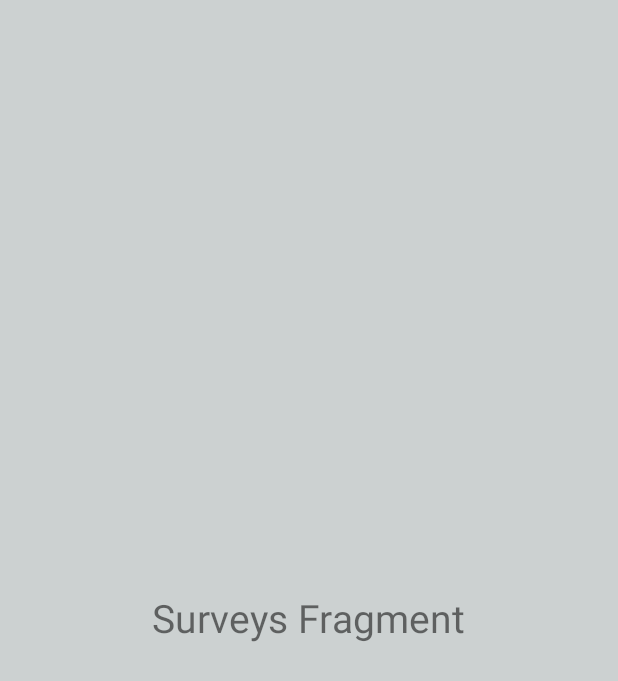
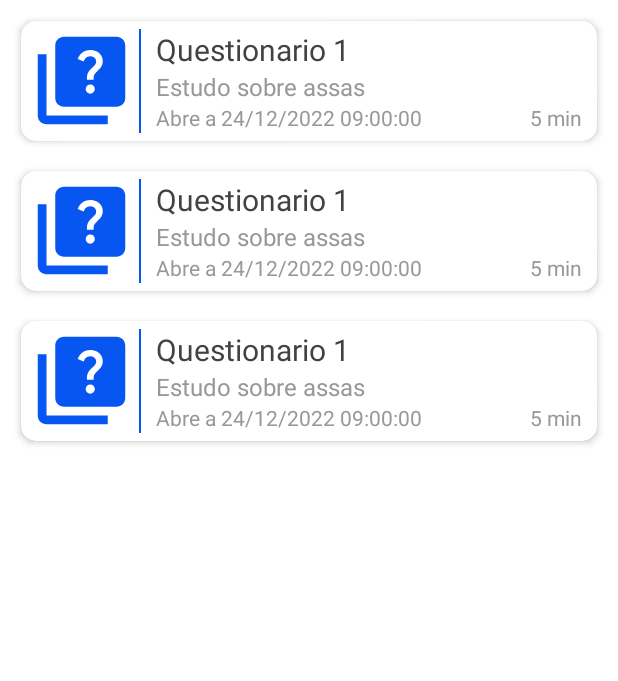
Before and after one commit to diogopereira00/UMAIA_Movesense, an Android app: the layout fragment_surveys.xml on its own in the app's theme, with its tools: preview values and no code run, on a phone screen of 412 x 824 dp. Shown: the top 681 px of the screen. Run offline under Robolectric (Android 15) with nearby library versions, the phone set to English and light mode, and no system bars.

```diff
--- a/android/movesense-app/app/src/main/java/com/umaia/movesense/GlobalClass.kt
+++ b/android/movesense-app/app/src/main/java/com/umaia/movesense/GlobalClass.kt
@@ -29,6 +29,7 @@ class GlobalClass : Application() {
     var isHRActivated : Boolean = false
     var isTempActivated : Boolean = false
     var isImuActivated : Boolean = false
+    var isLiveDataActivated : Boolean = false
 
     var userID = ""
     var authToken = ""
--- a/android/movesense-app/app/src/main/java/com/umaia/movesense/SplashScreenActivity.kt
+++ b/android/movesense-app/app/src/main/java/com/umaia/movesense/SplashScreenActivity.kt
@@ -48,6 +48,11 @@ class SplashScreenActivity : AppCompatActivity() {
                 gv.userID = userID
             }
         }
+        userPreferences.liveData.asLiveData().observe(this) { isActivated ->
+            if (isActivated != null) {
+                gv.isLiveDataActivated = isActivated
+            }
+        }
 
         userPreferences.accStatus.asLiveData().observe(this) { isActivated ->
             if (isActivated != null) {
--- a/android/movesense-app/app/src/main/java/com/umaia/movesense/data/acc/ACCDao.kt
+++ b/android/movesense-app/app/src/main/java/com/umaia/movesense/data/acc/ACCDao.kt
@@ -22,6 +22,9 @@ interface ACCDao {
     suspend fun deleteAll()
 
     @Query("DELETE FROM acc_table WHERE id = :id")
-    suspend fun deleteById(id: Long)
+    suspend fun deleteById(id: Long) : Int
+
+    @Query("SELECT id from acc_table ORDER BY id DESC LIMIT 1")
+    suspend fun getIdFromLastRecord() : Long
 
 }
--- /dev/null
+++ b/android/movesense-app/app/src/main/java/com/umaia/movesense/model/SurveysClass.kt
@@ -0,0 +1,4 @@
+package com.umaia.movesense.model
+
+class SurveysClass {
+}
--- /dev/null
+++ b/android/movesense-app/app/src/main/res/drawable/ic_baseline_quiz_24.xml
@@ -0,0 +1,6 @@
+<vector android:height="24dp" android:tint="#000000"
+    android:viewportHeight="24" android:viewportWidth="24"
+    android:width="24dp" xmlns:android="http://schemas.android.com/apk/res/android">
+    <path android:fillColor="@android:color/white" android:pathData="M4,6H2v14c0,1.1 0.9,2 2,2h14v-2H4V6z"/>
+    <path android:fillColor="@android:color/white" android:pathData="M20,2H8C6.9,2 6,2.9 6,4v12c0,1.1 0.9,2 2,2h12c1.1,0 2,-0.9 2,-2V4C22,2.9 21.1,2 20,2zM14.01,15c-0.59,0 -1.05,-0.47 -1.05,-1.05c0,-0.59 0.47,-1.04 1.05,-1.04c0.59,0 1.04,0.45 1.04,1.04C15.04,14.53 14.6,15 14.01,15zM16.51,8.83c-0.63,0.93 -1.23,1.21 -1.56,1.81c-0.13,0.24 -0.18,0.4 -0.18,1.18h-1.52c0,-0.41 -0.06,-1.08 0.26,-1.65c0.41,-0.73 1.18,-1.16 1.63,-1.8c0.48,-0.68 0.21,-1.94 -1.14,-1.94c-0.88,0 -1.32,0.67 -1.5,1.23l-1.37,-0.57C11.51,5.96 12.52,5 13.99,5c1.23,0 2.08,0.56 2.51,1.26C16.87,6.87 17.08,7.99 16.51,8.83z"/>
+</vector>
--- a/android/movesense-app/app/src/main/res/layout/fragment_surveys.xml
+++ b/android/movesense-app/app/src/main/res/layout/fragment_surveys.xml
@@ -3,15 +3,13 @@
     xmlns:tools="http://schemas.android.com/tools"
     android:layout_width="match_parent"
     android:layout_height="match_parent"
-    tools:context=".fragments.Surveys"
-    android:background="@color/WhiteGray">
+    tools:context=".fragments.Surveys">
 
-    <!-- TODO: Update blank fragment layout -->
-    <TextView
-        android:layout_width="wrap_content"
-        android:layout_height="wrap_content"
-        android:text="Surveys Fragment"
-        android:textSize="26dp"
-        android:layout_gravity="center"/>
-
+    <androidx.recyclerview.widget.RecyclerView
+        android:id="@+id/recyclerViewDefinicoes"
+        android:layout_width="match_parent"
+        android:layout_height="match_parent"
+        android:clipToPadding="false"
+        android:padding="4dp"
+        tools:listitem="@layout/item_survey_list" />
 </FrameLayout>
--- /dev/null
+++ b/android/movesense-app/app/src/main/res/layout/item_survey_list.xml
@@ -0,0 +1,99 @@
+<?xml version="1.0" encoding="utf-8"?>
+<androidx.cardview.widget.CardView xmlns:android="http://schemas.android.com/apk/res/android"
+    xmlns:app="http://schemas.android.com/apk/res-auto"
+    android:layout_width="match_parent"
+    android:layout_height="80dp"
+    android:layout_margin="10dp"
+    android:clickable="true"
+    android:foreground="?android:attr/selectableItemBackground"
+    app:cardCornerRadius="@dimen/dp_10"
+    app:cardElevation="3dp">
+
+
+    <RelativeLayout
+        android:id="@+id/cardView"
+        android:layout_width="match_parent"
+        android:layout_height="80dp"
+        android:layout_marginBottom="@dimen/dp_3"
+        android:foreground="?android:attr/selectableItemBackground">
+
+        <FrameLayout
+            android:id="@+id/fl_image"
+            android:layout_width="80dp"
+            android:layout_height="match_parent">
+
+            <FrameLayout
+                android:layout_width="90dp"
+                android:layout_height="80dp"
+                android:layout_gravity="center_horizontal">
+
+                <ImageView
+                    android:id="@+id/iv_imagem"
+                    android:layout_width="70dp"
+                    android:layout_height="70dp"
+                    android:layout_gravity="center"
+                    android:background="@drawable/ic_baseline_quiz_24"
+                    android:backgroundTint="@color/primary"
+                    android:scaleType="centerInside" />
+
+
+            </FrameLayout>
+
+            <View
+                android:layout_width="1dp"
+                android:layout_height="match_parent"
+                android:layout_gravity="end"
+                android:layout_marginTop="5dp"
+                android:layout_marginBottom="5dp"
+                android:background="?android:colorPrimary" />
+        </FrameLayout>
+
+        <RelativeLayout
+            android:layout_width="match_parent"
+            android:layout_height="69dp"
+            android:layout_centerVertical="true"
+            android:layout_marginStart="@dimen/dp_10"
+            android:layout_toRightOf="@id/fl_image">
+
+            <TextView
+                android:id="@+id/nome"
+                android:layout_width="wrap_content"
+                android:layout_height="wrap_content"
+                android:text="Questionario 1"
+                android:textColor="?android:textColorPrimary"
+                android:textSize="20sp" />
+
+            <TextView
+                android:id="@+id/estudo"
+                android:layout_width="wrap_content"
+                android:layout_height="wrap_content"
+                android:layout_below="@id/nome"
+                android:text="Estudo sobre assas"
+                android:textColor="@color/Cinza"
+                android:textSize="16sp" />
+
+
+            <TextView
+                android:id="@+id/tempoEstimado"
+                android:layout_width="wrap_content"
+                android:layout_height="wrap_content"
+                android:layout_below="@id/estudo"
+                android:layout_alignParentRight="true"
+                android:layout_marginRight="10dp"
+                android:text="5 min"
+                android:textColor="@color/Cinza"
+                android:textSize="14sp" />
+
+            <TextView
+                android:id="@+id/estado"
+                android:layout_width="wrap_content"
+                android:layout_height="wrap_content"
+                android:layout_below="@id/estudo"
+                android:text="Abre a 24/12/2022 09:00:00"
+                android:textColor="@color/Cinza"
+                android:textSize="14sp" />
+
+        </RelativeLayout>
+    </RelativeLayout>
+
+</androidx.cardview.widget.CardView>
```
Also changed, not shown: android/movesense-app/app/src/main/java/com/umaia/movesense/MainViewModel.kt (+9 -0 lines), android/movesense-app/app/src/main/java/com/umaia/movesense/SensorSettingsActivity.kt (+9 -0 lines), android/movesense-app/app/src/main/java/com/umaia/movesense/adapters/SensorSettingsAdapter.kt (+19 -1 lines), android/movesense-app/app/src/main/java/com/umaia/movesense/data/acc/ACCRepository.kt (+7 -1 lines), android/movesense-app/app/src/main/java/com/umaia/movesense/data/responses/UserPreferences.kt (+15 -0 lines), android/movesense-app/app/src/main/java/com/umaia/movesense/fragments/Surveys.kt (+78 -40 lines), android/movesense-app/app/src/main/java/com/umaia/movesense/services/MovesenseService.kt (+82 -28 lines).
